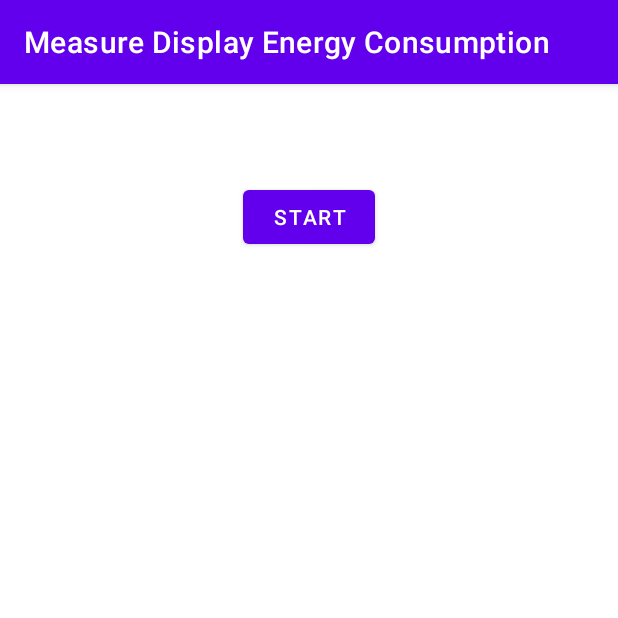
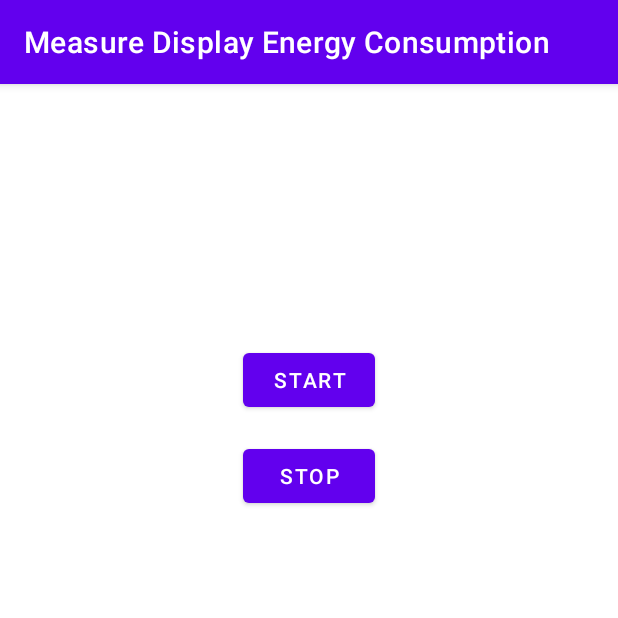
Before and after one commit to Dakssh7/RMVRVM_Architecture_For_Application_Development, an Android app: the screen it shows after launch (MainActivity), on a phone screen of 412 x 824 dp, the top half of it. Run offline under Robolectric (Android 15) with nearby library versions, the phone set to English and light mode, and no system bars.

Commit message:
bug fixes

```diff
--- a/app/src/main/java/com/example/measuredisplayenergyconsumption/MainActivity.java
+++ b/app/src/main/java/com/example/measuredisplayenergyconsumption/MainActivity.java
@@ -11,14 +11,12 @@ import android.os.PowerManager.WakeLock;
 import android.util.Log;
 import android.view.View;
 import android.widget.Button;
-import android.widget.ProgressBar;
 import android.widget.TextView;
 
 import androidx.appcompat.app.AppCompatActivity;
 
 public class MainActivity extends AppCompatActivity {
 
-    private boolean flag = false;
     private PowerManager powerManager;
     private WakeLock wakeLock;
     private TextView batteryPercentageTextView;
@@ -28,11 +26,16 @@ public class MainActivity extends AppCompatActivity {
     private Handler handler;
     private Runnable batteryRunnable;
     private int startBatteryPercentage;
-    private int  initialBatteryPercentage = -1;
+    private int  lastBatteryPercentage;
     private int consumedPercentage;
+
+    private Button stopButton;
     private long startTime;
 
-    private ProgressBar progressBar;
+    private int finalEplasedSeconds;
+    private TextView startBatteryPercentageTextView;
+    private TextView differenceTextView;
+
 
     @Override
     protected void onCreate(Bundle savedInstanceState) {
@@ -41,16 +44,24 @@ public class MainActivity extends AppCompatActivity {
 
         powerManager = (PowerManager) getSystemService(Context.POWER_SERVICE);
         wakeLock = powerManager.newWakeLock(PowerManager.PARTIAL_WAKE_LOCK, "Display:BatteryMonitoringWakeLock");
-        progressBar = findViewById(R.id.progressBar);
         batteryPercentageTextView = findViewById(R.id.battery_percentage_textview);
         timeTextView = findViewById(R.id.time_textview);
         startButton = findViewById(R.id.start_button);
-
+        stopButton = findViewById(R.id.stop_button);
+        differenceTextView = findViewById(R.id.difference_textview);
+        startBatteryPercentageTextView = findViewById(R.id.start_battery_percentage_textview);
         startButton.setOnClickListener(new View.OnClickListener() {
             @Override
             public void onClick(View v) {
                 startBatteryMonitoring();
                 startButton.setEnabled(false);
+            }
+        });
+
+        stopButton.setOnClickListener(new View.OnClickListener() {
+            @Override
+            public void onClick(View view) {
+                stopBatteryMonitoring();
             }
         });
 
@@ -65,9 +76,10 @@ public class MainActivity extends AppCompatActivity {
 
     private void startBatteryMonitoring() {
         startButton.setEnabled(false);
-        progressBar.setVisibility(View.VISIBLE);
         wakeLock.acquire();
         startBatteryPercentage = getBatteryPercentage();
+
+        startBatteryPercentageTextView.setText("Start Battery Percentage: " + startBatteryPercentage);
         consumedPercentage = 0;
         startTime = System.currentTimeMillis();
         handler.postDelayed(batteryRunnable, 15000); // Initial delay of 15 seconds
@@ -78,16 +90,21 @@ public class MainActivity extends AppCompatActivity {
         Log.d("CHECK", "checkBatteryPercentage ----- " + currentBatteryPercentage);
 
         batteryPercentageTextView.setText(getString(R.string.battery_percentage, currentBatteryPercentage));
+        long elapsedTime = System.currentTimeMillis() - startTime;
+        int elapsedSeconds = (int) (elapsedTime / 1000);
+        timeTextView.setText(getString(R.string.consumed_time, elapsedSeconds));
+        int difference = currentBatteryPercentage - startBatteryPercentage;
+        differenceTextView.setText("Difference in percentage: " + difference);
+        Log.d("CHECK", "Difference ----- " + difference);
 
-        int difference = currentBatteryPercentage - startBatteryPercentage - consumedPercentage;
         if (difference >= 5) {
+//            lastBatteryPercentage = currentBatteryPercentage;
+            finalEplasedSeconds = elapsedSeconds;
             stopBatteryMonitoring();
-            long elapsedTime = System.currentTimeMillis() - startTime;
-            int elapsedSeconds = (int) (elapsedTime / 1000);
-            timeTextView.setText(getString(R.string.consumed_time, elapsedSeconds));
-        } else {
-            consumedPercentage += difference;
         }
+//        else {
+//            consumedPercentage += difference;
+//        }
 
         handler.postDelayed(batteryRunnable, 15000); // Schedule the next execution after 15 seconds
     }
@@ -95,11 +112,13 @@ public class MainActivity extends AppCompatActivity {
 
     private void stopBatteryMonitoring() {
         handler.removeCallbacks(batteryRunnable);
-        progressBar.setVisibility(View.GONE);
         startButton.setEnabled(true);
         if (wakeLock.isHeld()) {
             wakeLock.release();
         }
+
+        batteryPercentageTextView.setText("Starting Percentage: " + startBatteryPercentage + "\nEnding Battery Percentage: " + lastBatteryPercentage);
+        timeTextView.setText( "Time Taken: " + finalEplasedSeconds);
     }
 
     private int getBatteryPercentage() {
--- a/app/src/main/res/layout/activity_main.xml
+++ b/app/src/main/res/layout/activity_main.xml
@@ -6,38 +6,62 @@
     tools:context=".MainActivity">
 
     <TextView
+        android:id="@+id/start_battery_percentage_textview"
+        android:layout_width="wrap_content"
+        android:layout_height="wrap_content"
+        android:layout_centerHorizontal="true"
+        android:layout_marginTop="16dp"
+
+        />
+
+    <TextView
         android:id="@+id/battery_percentage_textview"
         android:layout_width="wrap_content"
         android:layout_height="wrap_content"
         android:layout_centerHorizontal="true"
-        android:textSize="24sp" />
+        android:layout_below="@+id/start_battery_percentage_textview"
+        android:layout_marginTop="16dp"
+
+        />
 
     <TextView
         android:id="@+id/time_textview"
         android:layout_width="wrap_content"
         android:layout_height="wrap_content"
         android:layout_below="@id/battery_percentage_textview"
+        android:layout_marginTop="16dp"
+
         android:layout_centerHorizontal="true"
-        android:textSize="24sp" />
+         />
 
-    <ProgressBar
-        android:id="@+id/progressBar"
+    <TextView
+        android:id="@+id/difference_textview"
         android:layout_width="wrap_content"
         android:layout_height="wrap_content"
-        android:layout_gravity="center"
-        android:layout_below="@id/battery_percentage_textview"
+        android:layout_below="@id/time_textview"
+        android:layout_marginTop="16dp"
+
         android:layout_centerHorizontal="true"
-        android:layout_margin="20dp"
-        android:visibility="gone"
         />
+
+
 
     <Button
         android:id="@+id/start_button"
         android:layout_width="wrap_content"
         android:layout_height="wrap_content"
-        android:layout_below="@id/progressBar"
+        android:layout_below="@id/difference_textview"
         android:layout_marginTop="16dp"
         android:layout_centerHorizontal="true"
         android:text="Start" />
 
+    <Button
+        android:id="@+id/stop_button"
+        android:layout_width="wrap_content"
+        android:layout_height="wrap_content"
+        android:layout_below="@id/start_button"
+        android:layout_marginTop="16dp"
+        android:layout_centerHorizontal="true"
+        android:text="Stop" />
+
 </RelativeLayout>
--- a/app/src/main/res/values/strings.xml
+++ b/app/src/main/res/values/strings.xml
@@ -1,5 +1,5 @@
 <resources>
     <string name="app_name">Measure Display Energy Consumption</string>
-    <string name="battery_percentage">Battery Percentage: %1$d%%</string>
-    <string name="consumed_time">Time elapsed: %1$d seconds</string>
+    <string name="battery_percentage">Current Battery Percentage: %1$d%%</string>
+    <string name="consumed_time">Time elapsed till now: %1$d seconds</string>
 </resources>
```
